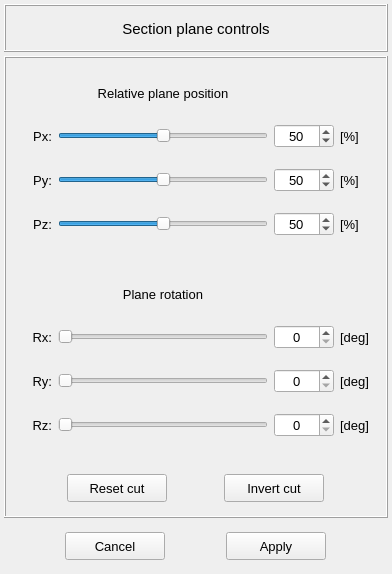
The window that pulse/interface/data/ui_files/render/section_plane_inputs.ui (open-pulse/OpenPulse) describes before a commit, drawn with Qt 5.
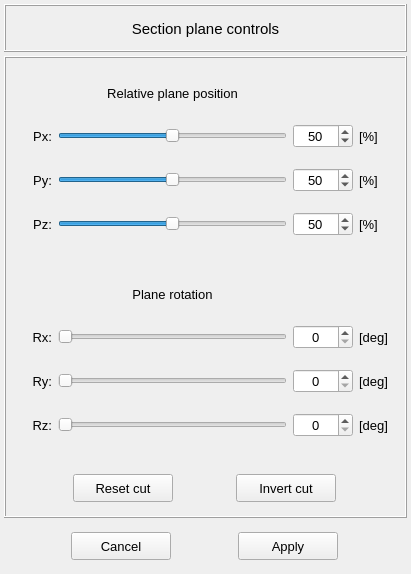
The same window after the commit.

What changed in the file:
```diff
--- a/pulse/interface/data/ui_files/render/section_plane_inputs.ui
+++ b/pulse/interface/data/ui_files/render/section_plane_inputs.ui
@@ -6,7 +6,7 @@
    <rect>
     <x>0</x>
     <y>0</y>
-    <width>392</width>
+    <width>411</width>
     <height>574</height>
    </rect>
   </property>
```
Left out of the diff: 195 changed lines with no effect on the pictures.
